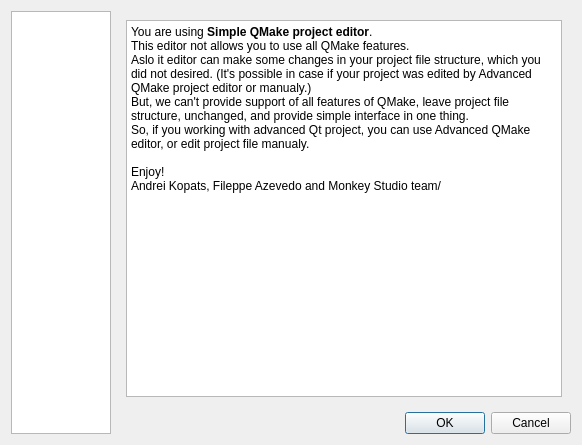
Old version of the form v2/branches/xupmanager/settings/beginnersettings.ui in the repository testmana2/mks.
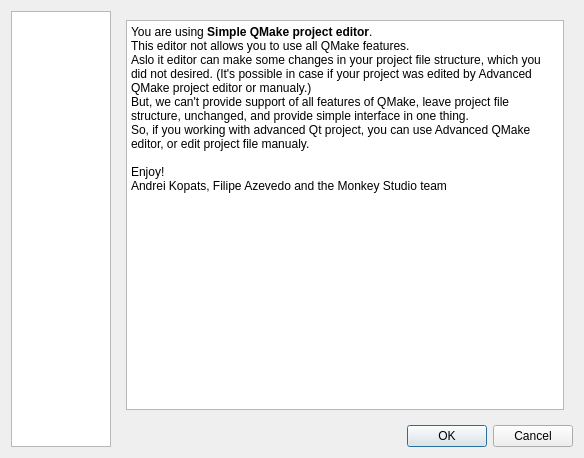
New version of the form. The open tabs and pages were chosen to show the change. Custom widgets are drawn as their Qt base class.

Commit message: Fixed spelling error

The edit to the form file:
```diff
--- a/v2/branches/xupmanager/settings/beginnersettings.ui
+++ b/v2/branches/xupmanager/settings/beginnersettings.ui
@@ -5,8 +5,8 @@
    <rect>
     <x>0</x>
     <y>0</y>
-    <width>566</width>
-    <height>443</height>
+    <width>584</width>
+    <height>458</height>
    </rect>
   </property>
   <property name="minimumSize" >
@@ -592,6 +592,14 @@
       <zorder></zorder>
      </widget>
      <widget class="QWidget" name="About" >
+      <property name="geometry" >
+       <rect>
+        <x>0</x>
+        <y>0</y>
+        <width>455</width>
+        <height>401</height>
+       </rect>
+      </property>
       <layout class="QHBoxLayout" name="horizontalLayout_6" >
        <item>
         <widget class="QTextBrowser" name="textBrowser" >
@@ -599,16 +607,16 @@
           <string>&lt;!DOCTYPE HTML PUBLIC "-//W3C//DTD HTML 4.0//EN" "http://www.w3.org/TR/REC-html40/strict.dtd">
 &lt;html>&lt;head>&lt;meta name="qrichtext" content="1" />&lt;style type="text/css">
 p, li { white-space: pre-wrap; }
-&lt;/style>&lt;/head>&lt;body style=" font-family:'DejaVu Sans'; font-size:9pt; font-weight:400; font-style:normal;">
-&lt;p style=" margin-top:0px; margin-bottom:0px; margin-left:0px; margin-right:0px; -qt-block-indent:0; text-indent:0px; font-family:'Sans Serif';">You are using &lt;span style=" font-weight:600;">Simple QMake project editor&lt;/span>.&lt;/p>
-&lt;p style=" margin-top:0px; margin-bottom:0px; margin-left:0px; margin-right:0px; -qt-block-indent:0; text-indent:0px; font-family:'Sans Serif';">This editor not allows you to use all QMake features.&lt;/p>
-&lt;p style=" margin-top:0px; margin-bottom:0px; margin-left:0px; margin-right:0px; -qt-block-indent:0; text-indent:0px; font-family:'Sans Serif';">Aslo it editor can make some changes in your project file structure, which you did not desired. (It's possible in case if your project was edited by Advanced QMake project editor or manualy.)&lt;/p>
-&lt;p style=" margin-top:0px; margin-bottom:0px; margin-left:0px; margin-right:0px; -qt-block-indent:0; text-indent:0px; font-family:'Sans Serif';">But, we can't provide support of all features of QMake, leave project file structure, unchanged, and provide simple interface in one thing.&lt;/p>
-&lt;p style=" margin-top:0px; margin-bottom:0px; margin-left:0px; margin-right:0px; -qt-block-indent:0; text-indent:0px; font-family:'Sans Serif';">So, if you working with advanced Qt project, you can use Advanced QMake editor, or edit project file manualy. &lt;/p>
-&lt;p style="-qt-paragraph-type:empty; margin-top:0px; margin-bottom:0px; margin-left:0px; margin-right:0px; -qt-block-indent:0; text-indent:0px; font-family:'Sans Serif';">&lt;/p>
-&lt;p style=" margin-top:0px; margin-bottom:0px; margin-left:0px; margin-right:0px; -qt-block-indent:0; text-indent:0px; font-family:'Sans Serif';">Enjoy!&lt;/p>
-&lt;p style=" margin-top:0px; margin-bottom:0px; margin-left:0px; margin-right:0px; -qt-block-indent:0; text-indent:0px; font-family:'Sans Serif';">Andrei Kopats, Fileppe Azevedo and Monkey Studio team/&lt;/p>
-&lt;p style="-qt-paragraph-type:empty; margin-top:0px; margin-bottom:0px; margin-left:0px; margin-right:0px; -qt-block-indent:0; text-indent:0px; font-family:'Sans Serif';">&lt;/p>&lt;/body>&lt;/html></string>
+&lt;/style>&lt;/head>&lt;body style=" font-family:'Sans Serif'; font-size:9pt; font-weight:400; font-style:normal;">
+&lt;p style=" margin-top:0px; margin-bottom:0px; margin-left:0px; margin-right:0px; -qt-block-indent:0; text-indent:0px;">You are using &lt;span style=" font-weight:600;">Simple QMake project editor&lt;/span>.&lt;/p>
+&lt;p style=" margin-top:0px; margin-bottom:0px; margin-left:0px; margin-right:0px; -qt-block-indent:0; text-indent:0px;">This editor not allows you to use all QMake features.&lt;/p>
+&lt;p style=" margin-top:0px; margin-bottom:0px; margin-left:0px; margin-right:0px; -qt-block-indent:0; text-indent:0px;">Aslo it editor can make some changes in your project file structure, which you did not desired. (It's possible in case if your project was edited by Advanced QMake project editor or manualy.)&lt;/p>
+&lt;p style=" margin-top:0px; margin-bottom:0px; margin-left:0px; margin-right:0px; -qt-block-indent:0; text-indent:0px;">But, we can't provide support of all features of QMake, leave project file structure, unchanged, and provide simple interface in one thing.&lt;/p>
+&lt;p style=" margin-top:0px; margin-bottom:0px; margin-left:0px; margin-right:0px; -qt-block-indent:0; text-indent:0px;">So, if you working with advanced Qt project, you can use Advanced QMake editor, or edit project file manualy. &lt;/p>
+&lt;p style="-qt-paragraph-type:empty; margin-top:0px; margin-bottom:0px; margin-left:0px; margin-right:0px; -qt-block-indent:0; text-indent:0px;">&lt;/p>
+&lt;p style=" margin-top:0px; margin-bottom:0px; margin-left:0px; margin-right:0px; -qt-block-indent:0; text-indent:0px;">Enjoy!&lt;/p>
+&lt;p style=" margin-top:0px; margin-bottom:0px; margin-left:0px; margin-right:0px; -qt-block-indent:0; text-indent:0px;">Andrei Kopats, Filipe Azevedo and the Monkey Studio team&lt;/p>
+&lt;p style="-qt-paragraph-type:empty; margin-top:0px; margin-bottom:0px; margin-left:0px; margin-right:0px; -qt-block-indent:0; text-indent:0px;">&lt;/p>&lt;/body>&lt;/html></string>
          </property>
         </widget>
        </item>
```
Left out of the diff: 61 changed lines with no effect on the pictures.
